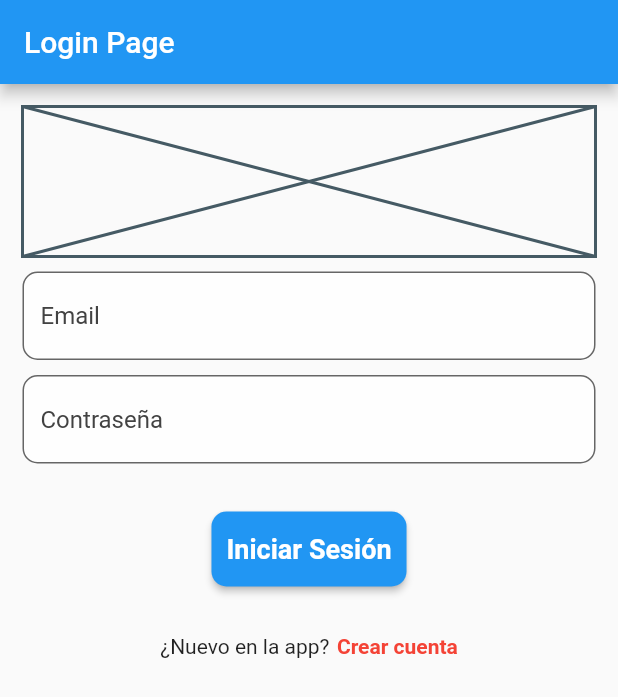
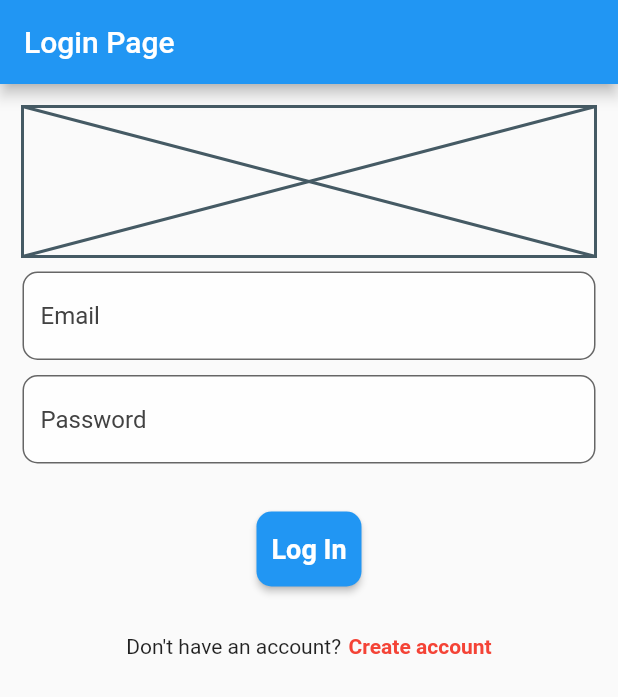
Before and after one commit to jorgesarabia/api_tv_challenge, a Flutter app: the screen it shows after launch, on a phone screen of 412 x 824 dp. Shown: the top 697 px of the screen. Run offline on Flutter 3.47's test engine with Material 2 defaults, Android fonts, the phone set to English and light mode, and no system bars; our stand-ins replace dio, flutter_bloc, freezed_annotation, get_it, injectable, pretty_dio_logger and 2 more; accounts and stored records are empty.

Commit message:
Create accounts

```diff
--- a/lib/app/domain/data/services/storage_service.dart
+++ b/lib/app/domain/data/services/storage_service.dart
@@ -10,6 +10,7 @@ class StorageService {
   final SharedPreferences _preferences;
 
   String? getCurrentUser() => _preferences.getString(Keys.currentUser);
+  Future<bool> setUserJsonString(String userJson) => _preferences.setString(Keys.currentUser, userJson);
 }
 
 class Keys {
--- a/lib/auth/application/auth/auth_bloc.dart
+++ b/lib/auth/application/auth/auth_bloc.dart
@@ -9,15 +9,15 @@ part 'auth_bloc.freezed.dart';
 
 @injectable
 class AuthBloc extends Bloc<AuthEvent, AuthState> {
-  AuthBloc(this.authFacade) : super(const AuthState.initial()) {
+  AuthBloc(this._authFacade) : super(const AuthState.initial()) {
     on<_AppIsStarting>(_mapAppIsStartingToState);
     on<_SignOutPressed>(_mapSignOutPressedToState);
   }
 
-  final IAuthFacade authFacade;
+  final IAuthFacade _authFacade;
 
   void _mapAppIsStartingToState(event, Emitter<AuthState> emit) async {
-    final isLoggedIn = await authFacade.getSignedInUser();
+    final isLoggedIn = await _authFacade.getSignedInUser();
 
     if (isLoggedIn != null) {
       emit(const AuthState.isLoggedIn());
@@ -27,7 +27,7 @@ class AuthBloc extends Bloc<AuthEvent, AuthState> {
   }
 
   void _mapSignOutPressedToState(event, Emitter<AuthState> emit) async {
-    await authFacade.signOut();
+    await _authFacade.signOut();
 
     emit(const AuthState.userIsNotLoggedIn());
   }
--- a/lib/auth/application/login/login_bloc.dart
+++ b/lib/auth/application/login/login_bloc.dart
@@ -2,6 +2,7 @@ import 'dart:async';
 
 import 'package:api_tv_challenge/app/domain/models/email_address.dart';
 import 'package:api_tv_challenge/app/domain/models/password.dart';
+import 'package:api_tv_challenge/auth/domain/auth_interaction_event.dart';
 import 'package:api_tv_challenge/auth/domain/i_auth_facade.dart';
 import 'package:flutter/material.dart';
 import 'package:flutter_bloc/flutter_bloc.dart';
@@ -14,13 +15,13 @@ part 'login_bloc.freezed.dart';
 
 @injectable
 class LoginBloc extends Bloc<LoginEvent, LoginState> {
-  LoginBloc(this.authFacade) : super(LoginState.initial()) {
+  LoginBloc(this._authFacade) : super(LoginState.initial()) {
     on<_LoginBtnPressed>(_mapLoginBtnPressedEventToState);
     on<_EmailChange>(_mapEmailChangeEventToState);
     on<_PasswordChange>(_mapPasswordChangeEventToState);
   }
 
-  final IAuthFacade authFacade;
+  final IAuthFacade _authFacade;
 
   bool get _formIsValid => state.password.isValid && state.emailAddress.isValid;
 
@@ -30,7 +31,7 @@ class LoginBloc extends Bloc<LoginEvent, LoginState> {
     if (_formIsValid && !state.isSubmitting) {
       emit(state.copyWith(isSubmitting: true));
 
-      final isLoggedIn = await authFacade.signInWithEmailAndPassword(
+      final isLoggedIn = await _authFacade.signInWithEmailAndPassword(
         emailAddress: state.emailAddress,
         password: state.password,
       );
--- a/lib/auth/application/login/login_state.dart
+++ b/lib/auth/application/login/login_state.dart
@@ -6,6 +6,7 @@ class LoginState with _$LoginState {
     required EmailAddress emailAddress,
     required Password password,
     required bool isSubmitting,
+    required AuthInteractionEvent authInteractionEvent,
     required AutovalidateMode autovalidateMode,
   }) = _LoginUserState;
 
@@ -14,6 +15,7 @@ class LoginState with _$LoginState {
       emailAddress: EmailAddress(''),
       password: Password(''),
       isSubmitting: false,
+      authInteractionEvent: const AuthInteractionEvent.none(),
       autovalidateMode: AutovalidateMode.disabled,
     );
   }
--- a/lib/auth/application/signup/signup_bloc.dart
+++ b/lib/auth/application/signup/signup_bloc.dart
@@ -16,7 +16,7 @@ part 'signup_bloc.freezed.dart';
 
 @injectable
 class SignUpBloc extends Bloc<SignUpEvent, SignUpState> {
-  SignUpBloc(this.authFacade) : super(SignUpState.initial()) {
+  SignUpBloc(this._authFacade) : super(SignUpState.initial()) {
     on<_SignupButtonPressed>(_mapSignupButtonPressedEventToState);
     on<_EmailChange>(_mapEmailChangeEventToState);
     on<_PasswordChange>(_mapPasswordChangeEventToState);
@@ -24,7 +24,7 @@ class SignUpBloc extends Bloc<SignUpEvent, SignUpState> {
     on<_LastNameChange>(_mapLastNameChangeEventToState);
   }
 
-  final IAuthFacade authFacade;
+  final IAuthFacade _authFacade;
 
   FutureOr<void> _mapSignupButtonPressedEventToState(_SignupButtonPressed event, Emitter<SignUpState> emit) async {
     emit(state.copyWith(autovalidateMode: AutovalidateMode.always));
@@ -34,7 +34,7 @@ class SignUpBloc extends Bloc<SignUpEvent, SignUpState> {
         isSubmitting: true,
       ));
 
-      final isLoggedIn = await authFacade.createAccountWithEmailAndPassword(
+      final isLoggedIn = await _authFacade.createAccountWithEmailAndPassword(
         signUpForm: state.signUpForm,
       );
 
--- /dev/null
+++ b/lib/auth/domain/auth_interaction_event.dart
@@ -0,0 +1,12 @@
+import 'package:freezed_annotation/freezed_annotation.dart';
+
+part 'auth_interaction_event.freezed.dart';
+
+@freezed
+class AuthInteractionEvent with _$AuthInteractionEvent {
+  const factory AuthInteractionEvent.serverError() = _ServerError;
+  const factory AuthInteractionEvent.invalidCombination() = _InvalidCombination;
+  const factory AuthInteractionEvent.emailAlreadyInUse() = _EmailAlreadyInUse;
+  const factory AuthInteractionEvent.loggedInSuccesfully() = _LoggedInSuccesfully;
+  const factory AuthInteractionEvent.none() = _None;
+}
--- a/lib/auth/domain/auth_keys.dart
+++ /dev/null
@@ -1,5 +0,0 @@
-class AuthKeys {
-  AuthKeys._();
-
-  static const currentUser = 'AuthenticatedUser';
-}
--- a/lib/auth/domain/i_auth_facade.dart
+++ b/lib/auth/domain/i_auth_facade.dart
@@ -1,12 +1,13 @@
 import 'package:api_tv_challenge/app/domain/models/app_user.dart';
 import 'package:api_tv_challenge/app/domain/models/email_address.dart';
 import 'package:api_tv_challenge/app/domain/models/password.dart';
+import 'package:api_tv_challenge/auth/domain/auth_interaction_event.dart';
 import 'package:api_tv_challenge/auth/domain/signup_form.dart';
 
 abstract class IAuthFacade {
   Future<AppUser?> getSignedInUser();
 
-  Future<void> signInWithEmailAndPassword({
+  Future<AuthInteractionEvent> signInWithEmailAndPassword({
     required EmailAddress emailAddress,
     required Password password,
   });
--- a/lib/auth/presentation/login/login_screen.dart
+++ b/lib/auth/presentation/login/login_screen.dart
@@ -1,6 +1,8 @@
 import 'package:api_tv_challenge/app/domain/injectable/injection.dart';
 import 'package:api_tv_challenge/app/presentation/app_button.dart';
+import 'package:api_tv_challenge/app/presentation/app_snack_bar.dart';
 import 'package:api_tv_challenge/app/presentation/app_text_form.dart';
+import 'package:api_tv_challenge/auth/application/auth/auth_bloc.dart';
 import 'package:api_tv_challenge/auth/application/login/login_bloc.dart';
 import 'package:api_tv_challenge/auth/presentation/sign_up/sign_up_screen.dart';
 import 'package:flutter/material.dart';
--- a/lib/auth/presentation/login/widgets/login_button.dart
+++ b/lib/auth/presentation/login/widgets/login_button.dart
@@ -41,7 +41,7 @@ class _LoginButtonState extends State<_LoginButton> {
         key: const Key('1'),
         height: 50.0,
         child: AppButton(
-          label: 'Iniciar Sesión',
+          label: 'Log In',
           onPressed: () {
             FocusScope.of(context).unfocus();
             if (!isSubmitting) {
--- a/lib/auth/presentation/login/widgets/login_form.dart
+++ b/lib/auth/presentation/login/widgets/login_form.dart
@@ -7,20 +7,11 @@ class _LoginForm extends StatelessWidget {
   Widget build(BuildContext context) {
     return BlocConsumer<LoginBloc, LoginState>(
       listener: (context, state) {
-        // state.logginWasSuccessOption.fold(
-        //   () => null,
-        //   (ifSome) {
-        //     ifSome.fold(
-        //       (l) => AppSnackBar.of(context).showSnackBar(
-        //         message: l.maybeMap(
-        //           invalidCombination: (_) => 'Combinación password/usuario inválida',
-        //           orElse: () => 'Error desconocido en el servidor',
-        //         ),
-        //       ),
-        //       (r) => context.read<AuthBloc>().add(const AuthEvent.appIsStarting()),
-        //     );
-        //   },
-        // );
+        state.authInteractionEvent.maybeWhen(
+          none: () => null,
+          loggedInSuccesfully: () => context.read<AuthBloc>().add(const AuthEvent.appIsStarting()),
+          orElse: () => AppSnackBar.of(context).showSnackBar(message: 'Invalid password/email combination'),
+        );
       },
       builder: (context, state) {
         return Form(
@@ -36,7 +27,7 @@ class _LoginForm extends StatelessWidget {
               ),
               const SizedBox(height: 10.0),
               AppTextForm(
-                hintText: 'Contraseña',
+                hintText: 'Password',
                 obscureText: true,
                 maxLines: 1,
                 onChanged: (input) {
--- a/lib/auth/presentation/login/widgets/login_to_create.dart
+++ b/lib/auth/presentation/login/widgets/login_to_create.dart
@@ -9,7 +9,7 @@ class _LoginToCreate extends StatelessWidget {
       mainAxisAlignment: MainAxisAlignment.center,
       children: [
         const Text(
-          '¿Nuevo en la app?',
+          "Don't have an account?",
           style: TextStyle(),
         ),
         const SizedBox(width: 5.0),
@@ -24,7 +24,7 @@ class _LoginToCreate extends StatelessWidget {
             );
           },
           child: const Text(
-            'Crear cuenta',
+            'Create account',
             style: TextStyle(
               color: Colors.red,
               fontWeight: FontWeight.bold,
```
Also changed, not shown: lib/app/domain/injectable/injectable_module.dart (+22 -19 lines), lib/auth/domain/auth_failure.dart (deleted, +0 -10 lines), lib/auth/infrastructure/auth_repository.dart (+53 -8 lines), lib/app/domain/injectable/injection.config.dart, lib/auth/application/login/login_bloc.freezed.dart, lib/auth/domain/auth_failure.freezed.dart (deleted), lib/auth/domain/auth_interaction_event.freezed.dart (added).
